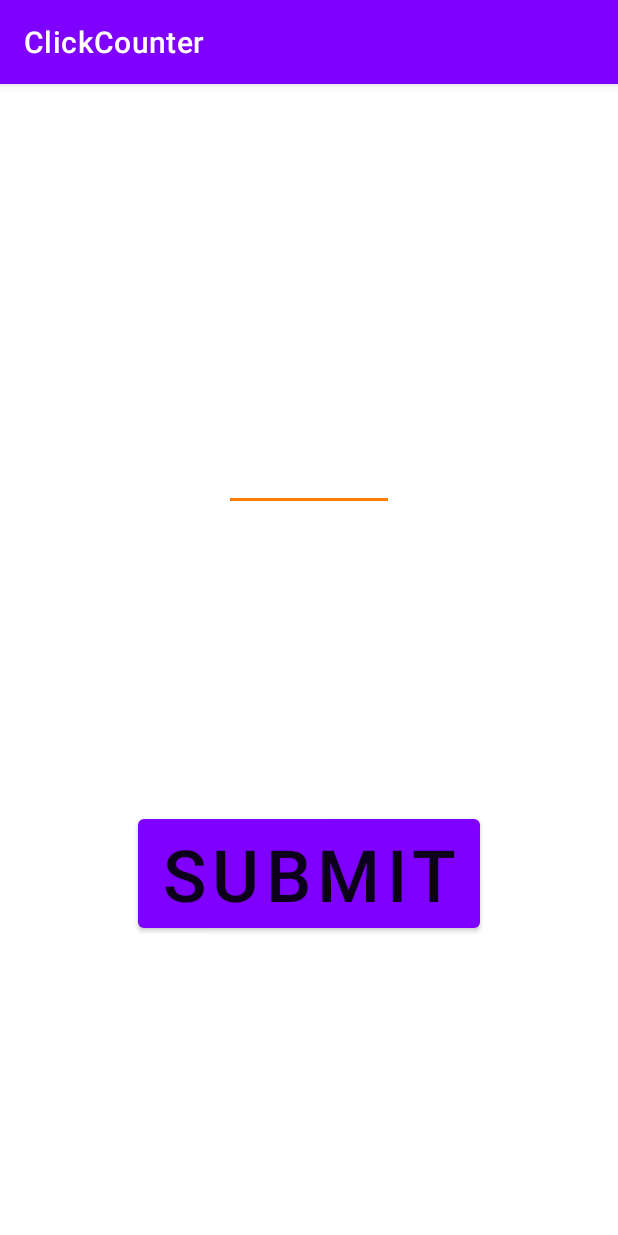
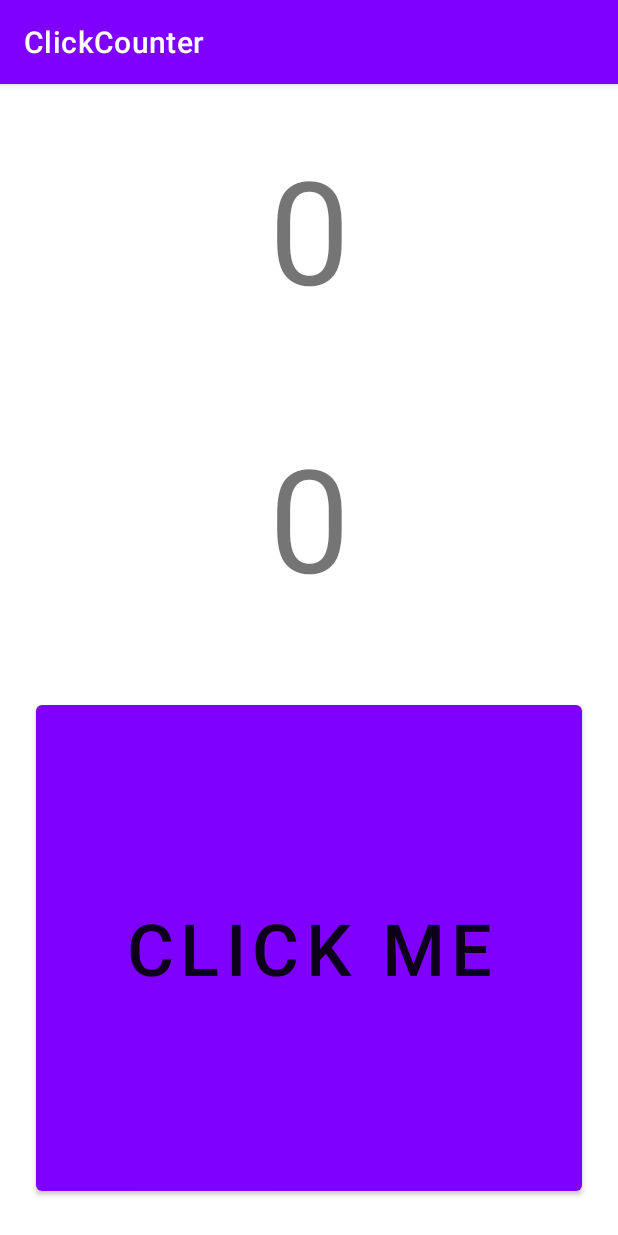
Before and after one commit to IamHARSHDABAS/ClickCounter, an Android app: the screen it shows after launch (MainActivity), on a phone screen of 412 x 824 dp. Run offline under Robolectric (Android 15) with nearby library versions, the phone set to English and light mode, and no system bars.

Commit message:
Better now

```diff
--- a/app/src/main/java/com/example/clickcounter/MainActivity.kt
+++ b/app/src/main/java/com/example/clickcounter/MainActivity.kt
@@ -1,22 +1,31 @@
 package com.example.clickcounter
 
+import android.annotation.SuppressLint
 import android.content.Intent
 import androidx.appcompat.app.AppCompatActivity
 import android.os.Bundle
 import android.widget.Button
 import android.widget.EditText
+import android.widget.TextView
 
 class MainActivity : AppCompatActivity() {
+    @SuppressLint("MissingInflatedId")
     override fun onCreate(savedInstanceState: Bundle?) {
         super.onCreate(savedInstanceState)
         setContentView(R.layout.activity_main)
-        val editTextClickValue = findViewById<EditText>(R.id.editTextClickValue)
-        val buttonSubmit = findViewById<Button>(R.id.buttonSubmit)
-        buttonSubmit.setOnClickListener {
-            val clickValue = editTextClickValue.text.toString().toInt()
-            val intent = Intent(this, ClickCount::class.java)
-            intent.putExtra("EXTRA_CLICK_VALUE", clickValue)
-            startActivity(intent)
+        var count = 0
+        val textNumberOfClicks = findViewById<TextView>(R.id.textNumberOfClicks)
+        val textTime = findViewById<TextView>(R.id.textTime)
+        val buttonClick = findViewById<Button>(R.id.buttonClick)
+        val timeStart = System.currentTimeMillis()
+        val clickValue = intent.getStringExtra("EXTRA_CLICK_VALUE") // TODO THIS GIVES NULL VALUE
+        buttonClick.setOnClickListener {
+            count++
+            textNumberOfClicks.text = "$count"
+            if (count == 69) {
+                textTime.text = "${System.currentTimeMillis() - timeStart}"
+                buttonClick.isEnabled = false
+            }
         }
     }
 }
--- a/app/src/main/res/layout/activity_main.xml
+++ b/app/src/main/res/layout/activity_main.xml
@@ -6,30 +6,60 @@
     android:layout_height="match_parent"
     tools:context=".MainActivity">
 
-    <Button
-        android:id="@+id/buttonSubmit"
+    <TextView
+        android:id="@+id/textNumberOfClicks"
         android:layout_width="wrap_content"
         android:layout_height="wrap_content"
-        android:gravity="center_horizontal|center_vertical"
-        android:text="submit"
+        android:layout_marginTop="24dp"
+        android:layout_marginBottom="24dp"
+        android:text="@string/count_0"
+        android:textSize="96sp"
+        app:layout_constraintBottom_toTopOf="@+id/guideline"
+        app:layout_constraintEnd_toEndOf="parent"
+        app:layout_constraintStart_toStartOf="parent"
+        app:layout_constraintTop_toTopOf="parent" />
+
+    <androidx.constraintlayout.widget.Guideline
+        android:id="@+id/guideline2"
+        android:layout_width="wrap_content"
+        android:layout_height="wrap_content"
+        android:orientation="horizontal"
+        app:layout_constraintGuide_percent="0.5" />
+
+    <Button
+        android:id="@+id/buttonClick"
+        android:layout_width="0dp"
+        android:layout_height="0dp"
+        android:layout_marginStart="24dp"
+        android:layout_marginTop="24dp"
+        android:layout_marginEnd="24dp"
+        android:layout_marginBottom="24dp"
+        android:gravity="center"
+        android:text="Click ME"
+        android:textAlignment="center"
         android:textSize="48sp"
         app:layout_constraintBottom_toBottomOf="parent"
         app:layout_constraintEnd_toEndOf="parent"
-        app:layout_constraintHorizontal_bias="0.5"
         app:layout_constraintStart_toStartOf="parent"
-        app:layout_constraintTop_toBottomOf="@+id/editTextClickValue" />
+        app:layout_constraintTop_toTopOf="@+id/guideline2" />
 
-    <EditText
-        android:id="@+id/editTextClickValue"
+    <androidx.constraintlayout.widget.Guideline
+        android:id="@+id/guideline"
         android:layout_width="wrap_content"
         android:layout_height="wrap_content"
-        android:ems="2"
-        android:gravity="center_horizontal"
-        android:inputType="number"
-        android:textSize="48sp"
-        app:layout_constraintBottom_toTopOf="@+id/buttonSubmit"
+        android:orientation="horizontal"
+        app:layout_constraintGuide_percent="0.25" />
+
+    <TextView
+        android:id="@+id/textTime"
+        android:layout_width="wrap_content"
+        android:layout_height="wrap_content"
+        android:layout_marginTop="24dp"
+        android:layout_marginBottom="24dp"
+        android:text="@string/count_0"
+        android:textSize="96sp"
+        app:layout_constraintBottom_toTopOf="@+id/guideline2"
         app:layout_constraintEnd_toEndOf="parent"
-        app:layout_constraintHorizontal_bias="0.5"
         app:layout_constraintStart_toStartOf="parent"
-        app:layout_constraintTop_toTopOf="parent" />
+        app:layout_constraintTop_toTopOf="@+id/guideline" />
 </androidx.constraintlayout.widget.ConstraintLayout>
```
Also changed, not shown: app/src/main/java/com/example/clickcounter/ClickCount.kt (+1 -14 lines), app/src/main/res/layout/activity_click_count.xml (+0 -55 lines).
